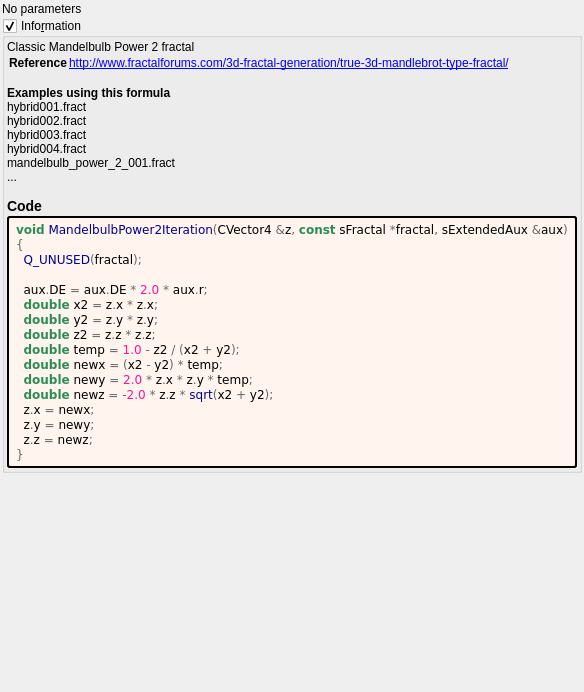
Old version of the form mandelbulber2/formula/ui/mandelbulb_power2.ui in the repository buddhi1980/mandelbulber2.
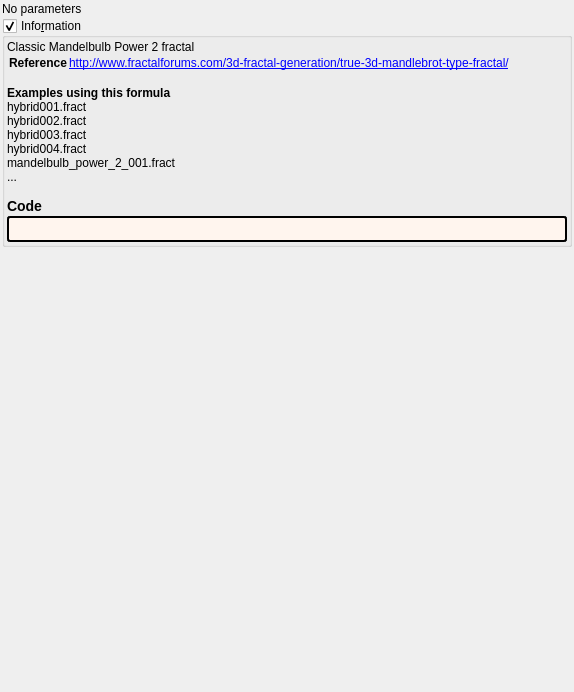
New version of the form. Custom widgets are drawn as their Qt base class.

```diff
--- a/mandelbulber2/formula/ui/mandelbulb_power2.ui
+++ b/mandelbulber2/formula/ui/mandelbulb_power2.ui
@@ -89,25 +89,7 @@
          <string notr="true">border-style: outset; border-width: 2px; border-radius: 3px; border-color: black; background-color: #fff5ee; padding: 4px;</string>
         </property>
         <property name="text">
-         <string notr="true">&lt;body style=&quot;background-color:#fff5ee&quot;&gt;
-&lt;pre style=&quot;color:#000000; background-color:#fff5ee;  font-family:'Courier New',monospace;&quot;&gt;&lt;span style=&quot;color:#2e8b57; font-weight:bold&quot;&gt;void&lt;/span&gt; &lt;span style=&quot;color:#00008f&quot;&gt;MandelbulbPower2Iteration&lt;/span&gt;&lt;span style=&quot;color:#676767&quot;&gt;(&lt;/span&gt;CVector4 &lt;span style=&quot;color:#676767&quot;&gt;&amp;amp;&lt;/span&gt;z&lt;span style=&quot;color:#676767&quot;&gt;,&lt;/span&gt; &lt;span style=&quot;color:#2e8b57; font-weight:bold&quot;&gt;const&lt;/span&gt; sFractal &lt;span style=&quot;color:#676767&quot;&gt;*&lt;/span&gt;fractal&lt;span style=&quot;color:#676767&quot;&gt;,&lt;/span&gt; sExtendedAux &lt;span style=&quot;color:#676767&quot;&gt;&amp;amp;&lt;/span&gt;aux&lt;span style=&quot;color:#676767&quot;&gt;)&lt;/span&gt;
-&lt;span style=&quot;color:#676767&quot;&gt;{&lt;/span&gt;
-  &lt;span style=&quot;color:#00008f&quot;&gt;Q_UNUSED&lt;/span&gt;&lt;span style=&quot;color:#676767&quot;&gt;(&lt;/span&gt;fractal&lt;span style=&quot;color:#676767&quot;&gt;);&lt;/span&gt;
-
-  aux&lt;span style=&quot;color:#676767&quot;&gt;.&lt;/span&gt;DE &lt;span style=&quot;color:#676767&quot;&gt;=&lt;/span&gt; aux&lt;span style=&quot;color:#676767&quot;&gt;.&lt;/span&gt;DE &lt;span style=&quot;color:#676767&quot;&gt;*&lt;/span&gt; &lt;span style=&quot;color:#ff1493&quot;&gt;2.0&lt;/span&gt; &lt;span style=&quot;color:#676767&quot;&gt;*&lt;/span&gt; aux&lt;span style=&quot;color:#676767&quot;&gt;.&lt;/span&gt;r&lt;span style=&quot;color:#676767&quot;&gt;;&lt;/span&gt;
-  &lt;span style=&quot;color:#2e8b57; font-weight:bold&quot;&gt;double&lt;/span&gt; x2 &lt;span style=&quot;color:#676767&quot;&gt;=&lt;/span&gt; z&lt;span style=&quot;color:#676767&quot;&gt;.&lt;/span&gt;x &lt;span style=&quot;color:#676767&quot;&gt;*&lt;/span&gt; z&lt;span style=&quot;color:#676767&quot;&gt;.&lt;/span&gt;x&lt;span style=&quot;color:#676767&quot;&gt;;&lt;/span&gt;
-  &lt;span style=&quot;color:#2e8b57; font-weight:bold&quot;&gt;double&lt;/span&gt; y2 &lt;span style=&quot;color:#676767&quot;&gt;=&lt;/span&gt; z&lt;span style=&quot;color:#676767&quot;&gt;.&lt;/span&gt;y &lt;span style=&quot;color:#676767&quot;&gt;*&lt;/span&gt; z&lt;span style=&quot;color:#676767&quot;&gt;.&lt;/span&gt;y&lt;span style=&quot;color:#676767&quot;&gt;;&lt;/span&gt;
-  &lt;span style=&quot;color:#2e8b57; font-weight:bold&quot;&gt;double&lt;/span&gt; z2 &lt;span style=&quot;color:#676767&quot;&gt;=&lt;/span&gt; z&lt;span style=&quot;color:#676767&quot;&gt;.&lt;/span&gt;z &lt;span style=&quot;color:#676767&quot;&gt;*&lt;/span&gt; z&lt;span style=&quot;color:#676767&quot;&gt;.&lt;/span&gt;z&lt;span style=&quot;color:#676767&quot;&gt;;&lt;/span&gt;
-  &lt;span style=&quot;color:#2e8b57; font-weight:bold&quot;&gt;double&lt;/span&gt; temp &lt;span style=&quot;color:#676767&quot;&gt;=&lt;/span&gt; &lt;span style=&quot;color:#ff1493&quot;&gt;1.0&lt;/span&gt; &lt;span style=&quot;color:#676767&quot;&gt;-&lt;/span&gt; z2 &lt;span style=&quot;color:#676767&quot;&gt;/ (&lt;/span&gt;x2 &lt;span style=&quot;color:#676767&quot;&gt;+&lt;/span&gt; y2&lt;span style=&quot;color:#676767&quot;&gt;);&lt;/span&gt;
-  &lt;span style=&quot;color:#2e8b57; font-weight:bold&quot;&gt;double&lt;/span&gt; newx &lt;span style=&quot;color:#676767&quot;&gt;= (&lt;/span&gt;x2 &lt;span style=&quot;color:#676767&quot;&gt;-&lt;/span&gt; y2&lt;span style=&quot;color:#676767&quot;&gt;) *&lt;/span&gt; temp&lt;span style=&quot;color:#676767&quot;&gt;;&lt;/span&gt;
-  &lt;span style=&quot;color:#2e8b57; font-weight:bold&quot;&gt;double&lt;/span&gt; newy &lt;span style=&quot;color:#676767&quot;&gt;=&lt;/span&gt; &lt;span style=&quot;color:#ff1493&quot;&gt;2.0&lt;/span&gt; &lt;span style=&quot;color:#676767&quot;&gt;*&lt;/span&gt; z&lt;span style=&quot;color:#676767&quot;&gt;.&lt;/span&gt;x &lt;span style=&quot;color:#676767&quot;&gt;*&lt;/span&gt; z&lt;span style=&quot;color:#676767&quot;&gt;.&lt;/span&gt;y &lt;span style=&quot;color:#676767&quot;&gt;*&lt;/span&gt; temp&lt;span style=&quot;color:#676767&quot;&gt;;&lt;/span&gt;
-  &lt;span style=&quot;color:#2e8b57; font-weight:bold&quot;&gt;double&lt;/span&gt; newz &lt;span style=&quot;color:#676767&quot;&gt;= -&lt;/span&gt;&lt;span style=&quot;color:#ff1493&quot;&gt;2.0&lt;/span&gt; &lt;span style=&quot;color:#676767&quot;&gt;*&lt;/span&gt; z&lt;span style=&quot;color:#676767&quot;&gt;.&lt;/span&gt;z &lt;span style=&quot;color:#676767&quot;&gt;*&lt;/span&gt; &lt;span style=&quot;color:#00008f&quot;&gt;sqrt&lt;/span&gt;&lt;span style=&quot;color:#676767&quot;&gt;(&lt;/span&gt;x2 &lt;span style=&quot;color:#676767&quot;&gt;+&lt;/span&gt; y2&lt;span style=&quot;color:#676767&quot;&gt;);&lt;/span&gt;
-  z&lt;span style=&quot;color:#676767&quot;&gt;.&lt;/span&gt;x &lt;span style=&quot;color:#676767&quot;&gt;=&lt;/span&gt; newx&lt;span style=&quot;color:#676767&quot;&gt;;&lt;/span&gt;
-  z&lt;span style=&quot;color:#676767&quot;&gt;.&lt;/span&gt;y &lt;span style=&quot;color:#676767&quot;&gt;=&lt;/span&gt; newy&lt;span style=&quot;color:#676767&quot;&gt;;&lt;/span&gt;
-  z&lt;span style=&quot;color:#676767&quot;&gt;.&lt;/span&gt;z &lt;span style=&quot;color:#676767&quot;&gt;=&lt;/span&gt; newz&lt;span style=&quot;color:#676767&quot;&gt;;&lt;/span&gt;
-&lt;span style=&quot;color:#676767&quot;&gt;}&lt;/span&gt;
-&lt;/pre&gt;
-&lt;/body&gt;</string>
+         <string notr="true"></string>
         </property>
         <property name="wordWrap">
          <bool>true</bool>
```
